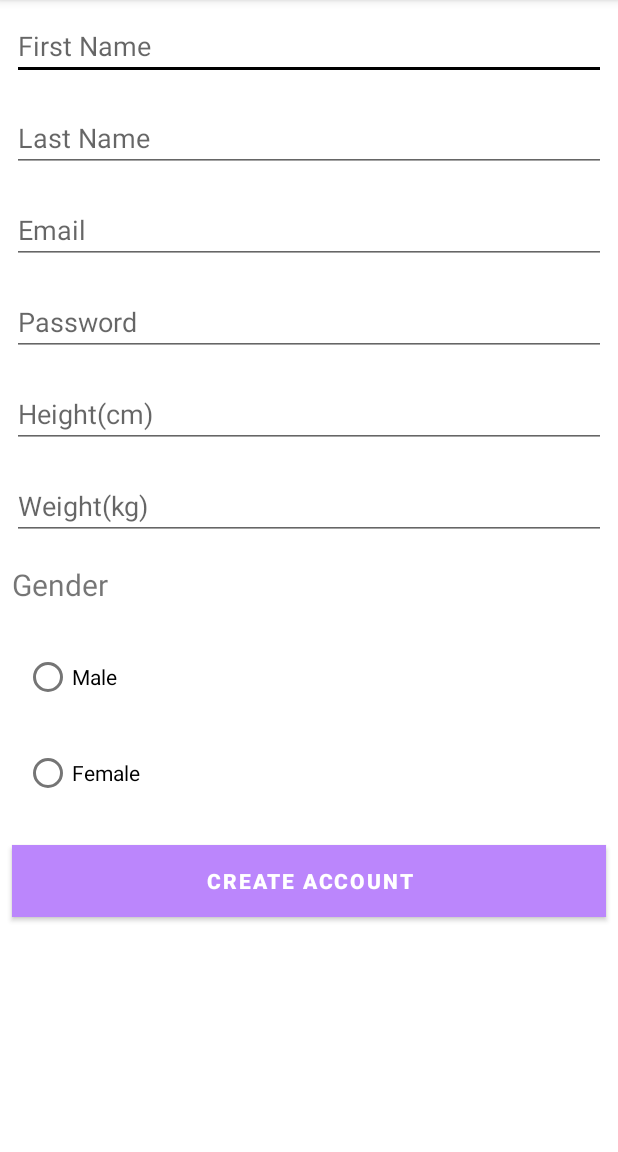
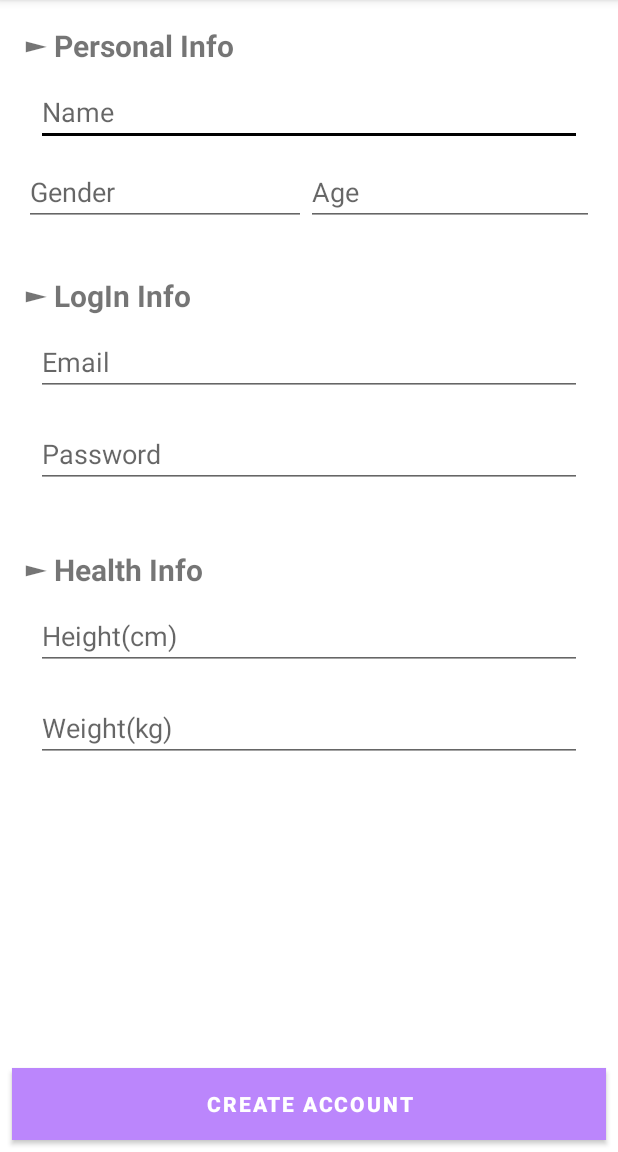
Before and after one commit to rajarshi-ray29/Fitness-App, an Android app: the CreateAccountActivity screen opened directly, with no data from a screen before it, on a phone screen of 412 x 824 dp, the part 84-1236 px from its top. Run offline under Robolectric (Android 15) with nearby library versions, the phone set to English and light mode, and no system bars; our stand-ins replace Firebase (no records; nobody signed in at launch, a user with empty details on screens opened directly).

Commit message:
Day 2 commit

```diff
--- a/app/src/main/AndroidManifest.xml
+++ b/app/src/main/AndroidManifest.xml
@@ -1,5 +1,6 @@
 <?xml version="1.0" encoding="utf-8"?>
 <manifest xmlns:android="http://schemas.android.com/apk/res/android"
+    xmlns:tools="http://schemas.android.com/tools"
     package="com.example.myapplication">
 
     <application
@@ -9,7 +10,9 @@
         android:roundIcon="@mipmap/ic_launcher_round"
         android:supportsRtl="true"
         android:theme="@style/Theme.MyApplication">
+        <activity android:name=".EditInfoActivity"/>
         <activity android:name=".MainActivity"/>
+        <activity android:name=".HomeActivity"/>
         <activity android:name=".ForgotPasswordActivity"/>
         <activity android:name=".CreateAccountActivity"/>
         <activity android:name=".LoginActivity"/>
--- a/app/src/main/java/com/example/myapplication/CreateAccountActivity.kt
+++ b/app/src/main/java/com/example/myapplication/CreateAccountActivity.kt
@@ -14,13 +14,13 @@ import com.google.firebase.database.FirebaseDatabase
 
 class CreateAccountActivity : AppCompatActivity() {
     //UI elements
-    private var etFirstName: EditText? = null
-    private var etLastName: EditText? = null
+    private var etName: EditText? = null
     private var etEmail: EditText? = null
     private var etPassword: EditText? = null
     private var etHeight: EditText? = null
     private var etWeight: EditText? = null
-    private var etGender: RadioGroup? = null
+    private var etGender: EditText? = null
+    private var etAge: EditText? = null
     private var btnCreateAccount: Button? = null
     private var mProgressBar: ProgressDialog? = null
     //Firebase references
@@ -29,13 +29,13 @@ class CreateAccountActivity : AppCompatActivity() {
     private var mAuth: FirebaseAuth? = null
     private val TAG = "CreateAccountActivity"
     //global variables
-    private var firstName: String? = null
-    private var lastName: String? = null
+    private var name: String? = null
     private var email: String? = null
     private var password: String? = null
     private var height: String? = null
     private var weight: String? = null
     private var gender: String? = null
+    private var age: String? = null
     override fun onCreate(savedInstanceState: Bundle?) {
         super.onCreate(savedInstanceState)
         setContentView(R.layout.activity_create_account)
@@ -45,15 +45,13 @@ class CreateAccountActivity : AppCompatActivity() {
 
     private fun initialise() {
 
-        etFirstName = findViewById<View>(R.id.et_first_name) as EditText
-        etLastName = findViewById<View>(R.id.et_last_name) as EditText
+        etName = findViewById<View>(R.id.et_first_name) as EditText
         etEmail = findViewById<View>(R.id.et_email) as EditText
         etPassword = findViewById<View>(R.id.et_password) as EditText
         etHeight = findViewById<View>(R.id.et_height)  as EditText
         etWeight = findViewById<View>(R.id.et_weight)  as EditText
-        //var selectedRadioButton  = (RadioButton)findViewById(etGender.getCheckedRadioButtonId());
-        //val radio: RadioButton = findViewById(checkedId)
-        etGender = findViewById<View>(R.id.et_radioGroup) as RadioGroup
+        etGender = findViewById<View>(R.id.et_gender)  as EditText
+        etAge = findViewById<View>(R.id.et_age) as EditText
         btnCreateAccount = findViewById<View>(R.id.btn_register) as Button
         mProgressBar = ProgressDialog(this)
 
@@ -64,17 +62,16 @@ class CreateAccountActivity : AppCompatActivity() {
         btnCreateAccount!!.setOnClickListener { createNewAccount() }
     }
     private fun createNewAccount() {
-        firstName = etFirstName?.text.toString()
-        lastName = etLastName?.text.toString()
+        name = etName?.text.toString()
         email = etEmail?.text.toString()
         password = etPassword?.text.toString()
         height = etHeight?.text.toString()
         weight = etWeight?.text.toString()
-        val selectButton = etGender!!.checkedRadioButtonId
-        var radiobutton = findViewById<RadioButton>(selectButton)
-        gender = radiobutton.text as String?
-        if (!TextUtils.isEmpty(firstName) && !TextUtils.isEmpty(lastName)
-            && !TextUtils.isEmpty(email) && !TextUtils.isEmpty(password)) {
+        gender = etGender?.text.toString()
+        age = etAge?.text.toString()
+        if (!TextUtils.isEmpty(name) && !TextUtils.isEmpty(email) && !TextUtils.isEmpty(password)
+            && !TextUtils.isEmpty(height) && !TextUtils.isEmpty(weight) && !TextUtils.isEmpty(gender)
+            && gender.equals("Male")||gender.equals("Female") && !TextUtils.isEmpty(age)) {
             mProgressBar!!.setMessage("Registering User...")
             mProgressBar!!.show()
         } else {
@@ -96,8 +93,8 @@ class CreateAccountActivity : AppCompatActivity() {
 
                     //update user profile information
                     val currentUserDb = mDatabaseReference!!.child(userId)
-                    currentUserDb.child("firstName").setValue(firstName)
-                    currentUserDb.child("lastName").setValue(lastName)
+                    currentUserDb.child("name").setValue(name)
+                    currentUserDb.child("age").setValue(age)
                     currentUserDb.child("height").setValue(height)
                     currentUserDb.child("weight").setValue(weight)
                     currentUserDb.child("gender").setValue(gender)
--- a/app/src/main/java/com/example/myapplication/LoginActivity.kt
+++ b/app/src/main/java/com/example/myapplication/LoginActivity.kt
@@ -93,7 +93,7 @@ class LoginActivity : AppCompatActivity() {
         }
     }
     private fun updateUI() {
-        val intent = Intent(this@LoginActivity, MainActivity::class.java)
+        val intent = Intent(this@LoginActivity, HomeActivity::class.java)
         intent.addFlags(Intent.FLAG_ACTIVITY_CLEAR_TOP)
         startActivity(intent)
     }
--- a/app/src/main/res/layout/activity_create_account.xml
+++ b/app/src/main/res/layout/activity_create_account.xml
@@ -4,26 +4,66 @@
     xmlns:tools="http://schemas.android.com/tools"
     android:layout_width="match_parent"
     android:layout_height="match_parent">
-
+    <RelativeLayout
+        android:layout_width="match_parent"
+        android:layout_height="wrap_content"
+        android:id="@+id/personalinfo"
+        android:padding="16dp">
+        <TextView
+            android:id="@+id/rv1_heading"
+            android:layout_width="match_parent"
+            android:layout_height="wrap_content"
+            android:textSize="20dp"
+            android:text="► Personal Info"
+            android:textStyle="bold"/>
         <EditText
             android:id="@+id/et_first_name"
             style="@style/viewCustom"
+            android:layout_below="@+id/rv1_heading"
             android:ems="10"
-        android:hint="@string/first_name"
+            android:hint="Name"
             android:inputType="textPersonName" />
+        <EditText
+            android:id="@+id/et_age"
+            android:layout_width="wrap_content"
+            android:layout_height="wrap_content"
+            android:layout_toRightOf="@+id/et_gender"
+            android:layout_below="@+id/et_first_name"
+            android:ems="10"
+            android:hint="Age"
+            android:inputType="text" />
 
         <EditText
-        android:id="@+id/et_last_name"
-        style="@style/viewCustom"
-        android:layout_below="@id/et_first_name"
+            android:id="@+id/et_gender"
+            android:layout_width="188dp"
+            android:layout_height="wrap_content"
+            android:layout_below="@+id/et_first_name"
             android:ems="10"
-        android:hint="@string/last_name"
+            android:hint="Gender"
             android:inputType="text" />
+
+
+    </RelativeLayout>
+
+    <RelativeLayout
+        android:id="@+id/login_info"
+        android:layout_width="wrap_content"
+        android:layout_height="wrap_content"
+        android:padding="16dp"
+        android:layout_below="@+id/personalinfo">
+
+        <TextView
+            android:id="@+id/rv2_heading"
+            android:layout_width="match_parent"
+            android:layout_height="wrap_content"
+            android:textSize="20dp"
+            android:textStyle="bold"
+            android:text="► LogIn Info"/>
 
         <EditText
             android:id="@+id/et_email"
             style="@style/viewCustom"
-        android:layout_below="@id/et_last_name"
+            android:layout_below="@id/rv2_heading"
             android:ems="10"
             android:hint="@string/email"
             android:inputType="textEmailAddress"/>
@@ -36,10 +76,27 @@
             android:hint="@string/password"
             android:inputType="textPassword" />
 
+    </RelativeLayout>
+
+    <RelativeLayout
+        android:id="@+id/health_info"
+        android:layout_width="wrap_content"
+        android:layout_height="wrap_content"
+        android:padding="16dp"
+        android:layout_below="@+id/login_info">
+
+        <TextView
+            android:id="@+id/rv3_heading"
+            android:layout_width="match_parent"
+            android:layout_height="wrap_content"
+            android:textSize="20dp"
+            android:textStyle="bold"
+            android:text="► Health Info"/>
+
         <EditText
             android:id="@+id/et_height"
             style="@style/viewCustom"
-        android:layout_below="@id/et_password"
+            android:layout_below="@id/rv3_heading"
             android:ems="10"
             android:hint="@string/height" />
 
@@ -50,45 +107,19 @@
             android:ems="10"
             android:hint="@string/weight" />
 
-    <TextView
-        android:id="@+id/textView"
-        style="@style/viewCustom"
-        android:ems="10"
-        android:layout_below="@id/et_weight"
-        android:text="Gender"
-        android:textSize="20dp"/>
-
-    <RadioGroup
-        style="@style/viewCustom"
-        android:layout_below="@+id/textView"
-        android:id="@+id/et_radioGroup"
-        android:orientation="vertical">
-
-        <RadioButton
-            style="@style/viewCustom"
-            android:text="Male"
-            android:id="@+id/radioButton1"
-            android:checked="false"/>
-
-        <RadioButton
-            style="@style/viewCustom"
-            android:text="Female"
-            android:id="@+id/radioButton2"
-            android:checked="false"/>
-    </RadioGroup>
+    </RelativeLayout>
 
 
     <Button
         android:id="@+id/btn_register"
         style="@style/viewCustom"
-        android:layout_below="@id/et_radioGroup"
+        android:layout_alignParentBottom="true"
         android:layout_marginTop="225dp"
         android:background="@color/black"
         android:text="@string/create_act"
         android:textColor="@android:color/white"
         android:textStyle="bold" />
 
-
     `
 
 </RelativeLayout>
```
Also changed, not shown: app/src/main/java/com/example/myapplication/EditInfoActivity.kt (added, +144 -0 lines), app/src/main/java/com/example/myapplication/HomeActivity.kt (added, +73 -0 lines), app/src/main/java/com/example/myapplication/MainActivity.kt (+6 -6 lines), app/src/main/res/layout/activity_edit_info.xml (added, +155 -0 lines), app/src/main/res/layout/activity_home.xml (added, +66 -0 lines), app/src/main/res/layout/activity_main.xml (+17 -16 lines), app/src/main/res/layout/layout_update.xml (added, +77 -0 lines). Lines whose indentation alone changed are shown as unchanged.
